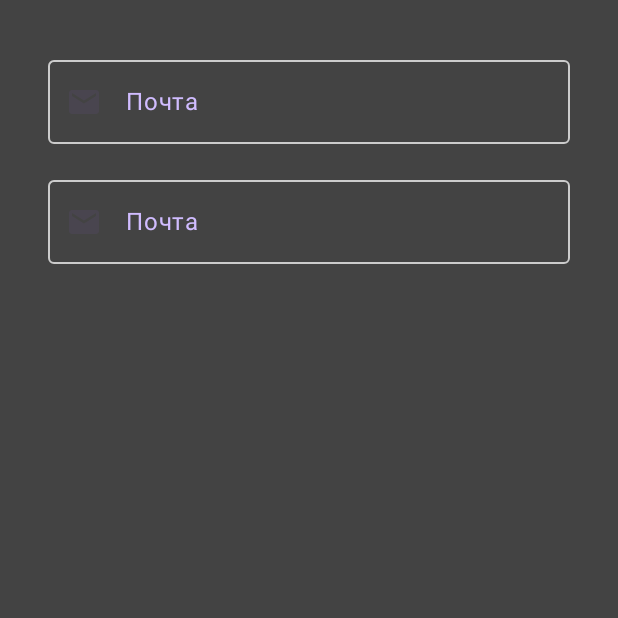
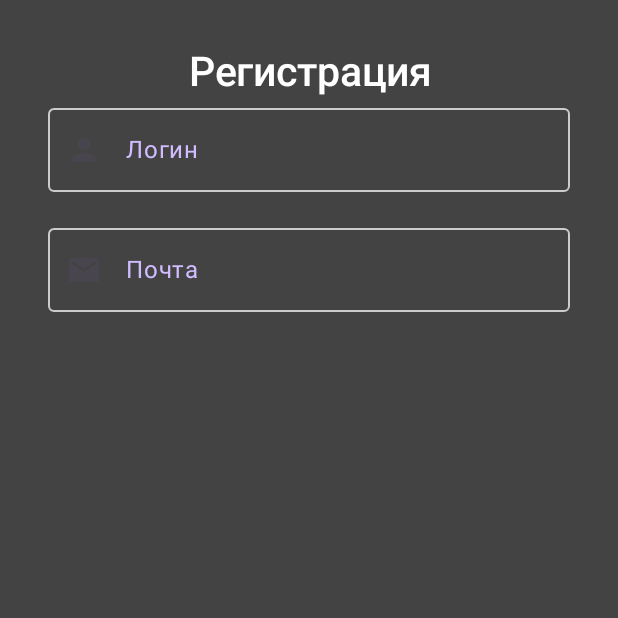
Before and after one commit to Aranthar/TaskTracker_detouche-sandbox, an Android app built with Jetpack Compose: the screen it shows after launch (MainActivity), on a phone screen of 412 x 824 dp, the top half of it. Run offline under Robolectric (Android 15) with nearby library versions, the phone set to English and light mode, and no system bars.

Commit message:
Доработать текстовые поля

```diff
--- a/app/src/main/java/com/example/tasktracker/components/functions/AppComponents.kt
+++ b/app/src/main/java/com/example/tasktracker/components/functions/AppComponents.kt
@@ -3,7 +3,6 @@ package com.example.tasktracker.components.functions
 import androidx.compose.foundation.background
 import androidx.compose.foundation.layout.fillMaxWidth
 import androidx.compose.foundation.layout.heightIn
-import androidx.compose.foundation.text.KeyboardActions
 import androidx.compose.foundation.text.KeyboardOptions
 import androidx.compose.material3.ExperimentalMaterial3Api
 import androidx.compose.material3.Icon
@@ -21,10 +20,11 @@ import androidx.compose.ui.draw.clip
 import androidx.compose.ui.graphics.Color
 import androidx.compose.ui.graphics.painter.Painter
 import androidx.compose.ui.res.painterResource
-import androidx.compose.ui.res.stringResource
 import androidx.compose.ui.text.input.ImeAction
 import com.example.tasktracker.R
 import com.example.tasktracker.components.componentsShape
+import com.example.tasktracker.data.ErrorMessageObject
+import com.example.tasktracker.data.RegexObject
 import com.example.tasktracker.ui.theme.colorBackground
 import com.example.tasktracker.ui.theme.colorOnError
 import com.example.tasktracker.ui.theme.colorOnTertiary
@@ -71,11 +71,13 @@ fun LabelTextComponent(value: String) {
 
 @OptIn(ExperimentalMaterial3Api::class)
 @Composable
-fun EmailFiledComponent(labelValue: String, painterResource: Painter) {
+fun TextFiledComponent(labelValue: String, painterResource: Painter) {
+    val errorMessageMassive = ErrorMessageObject.getErrorMessages(labelValue)
+
     var textValue by rememberSaveable { mutableStateOf("") }
     var isError by rememberSaveable { mutableStateOf(false) }
     var errorMessage by rememberSaveable { mutableStateOf("Неизвестная ошибка") }
-    val emailRegex = Regex("""(\w)+@(\w)+\.(\w)+""")
+    val regex = RegexObject.getRegex(labelValue)
 
     OutlinedTextField(
         value = textValue,
@@ -83,16 +85,14 @@ fun EmailFiledComponent(labelValue: String, painterResource: Painter) {
             textValue = it
             if (getInfoAboutDatabase(labelValue)) {
                 isError = true
-                errorMessage = "Данная почта уже существует"
+                errorMessage = errorMessageMassive[1]
             } else {
                 /*
                     If the validation check is successful and the requirements are met,
                     we get the reverse value so as not to show an error when processing is successful
                 */
-                isError = !textValue.contains(emailRegex)
-                if (isError) {
-                    errorMessage = "Некорректный домен почты"
-                }
+                isError = !textValue.matches(regex)
+                if (isError) errorMessage = errorMessageMassive[0]
             }
         },
         label = {
@@ -130,7 +130,6 @@ fun EmailFiledComponent(labelValue: String, painterResource: Painter) {
         leadingIcon = {
             Icon(painter = painterResource, contentDescription = "")
         },
-//        keyboardActions = KeyboardActions { isError = getInfoAboutDatabase(labelValue) },
         modifier = Modifier
             .fillMaxWidth()
             .clip(componentsShape.small)
--- /dev/null
+++ b/app/src/main/java/com/example/tasktracker/data/ErrorMessageObject.kt
@@ -0,0 +1,17 @@
+package com.example.tasktracker.data
+
+object ErrorMessageObject {
+    private val loginErrorMessages = arrayOf("Логин должен содержать только латинские буквы, цифры и не превышать длинну в 15 символов",
+        "Данный логин уже существует")
+    private val emailErrorMessages = arrayOf("Некорректный домен почты", "Данная почта уже существует")
+    private val passwordErrorMessages = arrayOf("Минимальное количество символов - 8",
+        "Пароль должен содержать только латинские буквы и цифры")
+
+    fun getErrorMessages(type: String): Array<String> {
+        return when(type) {
+            "Логин" -> loginErrorMessages
+            "Почта" -> emailErrorMessages
+            else -> passwordErrorMessages
+        }
+    }
+}
--- /dev/null
+++ b/app/src/main/java/com/example/tasktracker/data/RegexObject.kt
@@ -0,0 +1,15 @@
+package com.example.tasktracker.data
+
+object RegexObject {
+//    private val loginRegex: Regex = Regex("^(?=.*[a-z])(?=.*[A-Z])(\\d?)+.{0,15}$")
+    private val loginRegex: Regex = Regex("\\w{0,15}$")
+    private val emailRegex: Regex = Regex("""(\w)+@(\w)+\.(\w)+""")
+    private val passwordRegex: Regex = Regex("^(?=.*[a-z])(?=.*[A-Z])(?=.*\\d)[a-zA-Z\\d]{8,100}\$")
+    fun getRegex(type: String): Regex {
+        return when(type) {
+            "Логин" -> loginRegex
+            "Почта" -> emailRegex
+            else -> passwordRegex
+        }
+    }
+}
--- a/app/src/main/java/com/example/tasktracker/screens/SignUpScreen.kt
+++ b/app/src/main/java/com/example/tasktracker/screens/SignUpScreen.kt
@@ -13,7 +13,8 @@ import androidx.compose.ui.res.stringResource
 import androidx.compose.ui.tooling.preview.Preview
 import androidx.compose.ui.unit.dp
 import com.example.tasktracker.R
-import com.example.tasktracker.components.functions.EmailFiledComponent
+import com.example.tasktracker.components.functions.HeadingTextComponent
+import com.example.tasktracker.components.functions.TextFiledComponent
 
 @Composable
 fun SignUpScreen() {
@@ -28,8 +29,15 @@ fun SignUpScreen() {
                 .fillMaxSize()
                 .background(MaterialTheme.colorScheme.background)
         ) {
-            EmailFiledComponent(stringResource(id = R.string.email_label), painterResource(id = R.drawable.email_icon))
-            EmailFiledComponent(stringResource(id = R.string.email_label), painterResource(id = R.drawable.email_icon))
+            HeadingTextComponent(value = "Регистрация")
+            TextFiledComponent(
+                labelValue = stringResource(id = R.string.login_label),
+                painterResource = painterResource(id = R.drawable.login_icon)
+            )
+            TextFiledComponent(
+                labelValue = stringResource(id = R.string.email_label),
+                painterResource = painterResource(id = R.drawable.email_icon)
+            )
         }
     }
 }
```
Also changed, not shown: app/src/main/java/com/example/tasktracker/components/functions/AppFunctions.kt (+0 -9 lines), app/src/main/res/values/strings.xml (+2 -6 lines).
